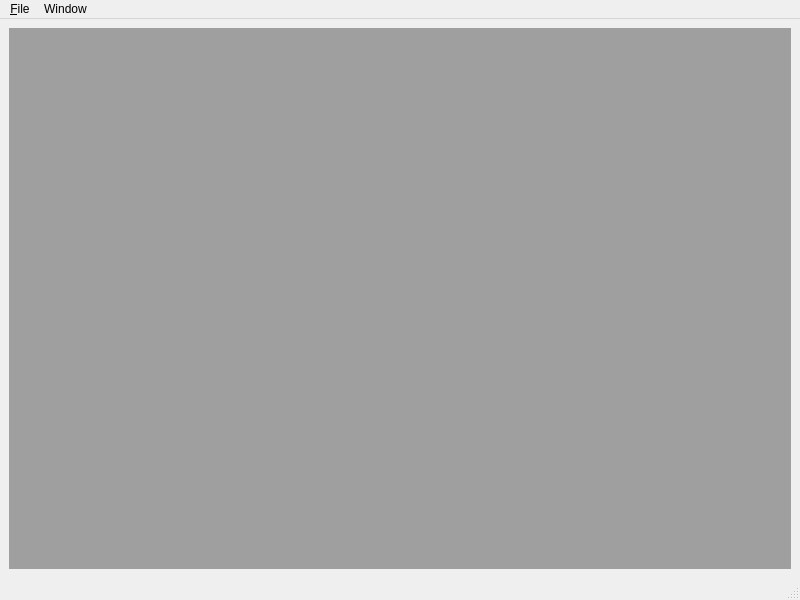
Before: the Qt Designer form mainwindow.ui in HubertD/cangaroo, drawn with Qt 5.
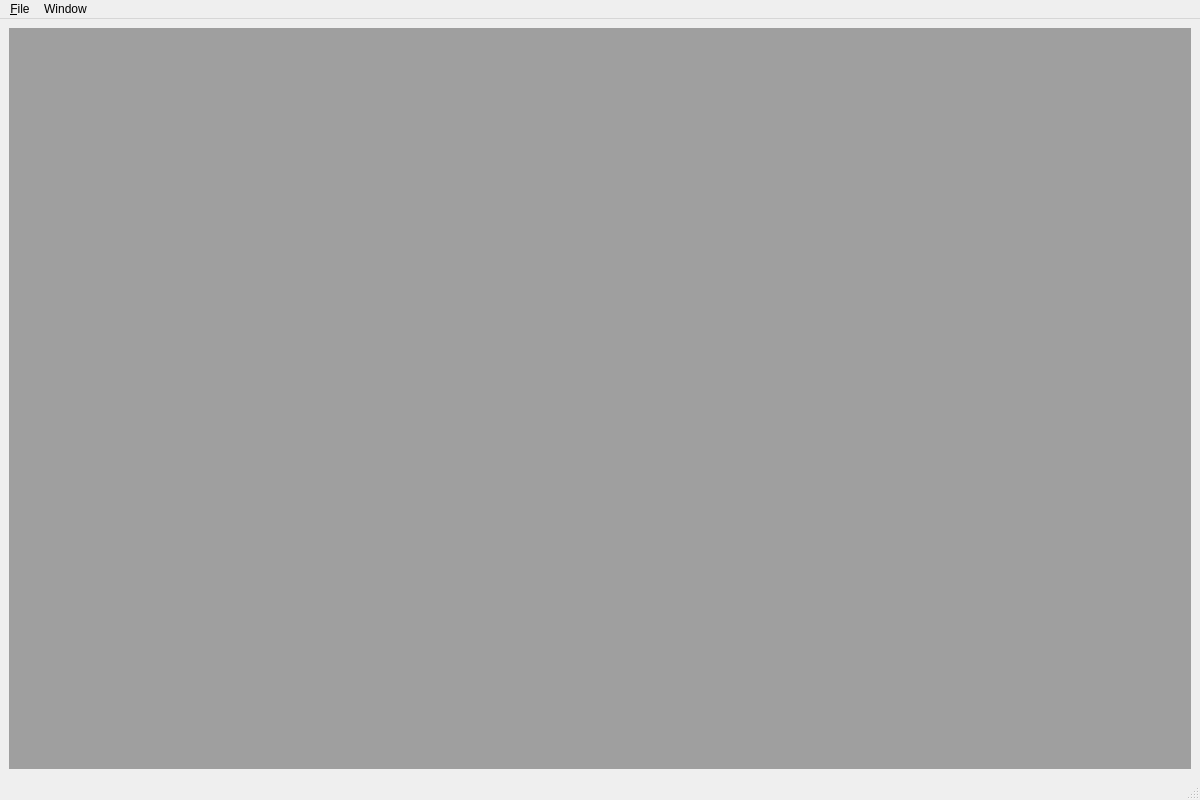
After: the same form once the commit is applied.

Commit message: initial window positions and size

Patch:
```diff
--- a/mainwindow.ui
+++ b/mainwindow.ui
@@ -6,8 +6,8 @@
    <rect>
     <x>0</x>
     <y>0</y>
-    <width>800</width>
-    <height>600</height>
+    <width>1200</width>
+    <height>800</height>
    </rect>
   </property>
   <property name="windowTitle">
@@ -31,7 +31,7 @@
     <rect>
      <x>0</x>
      <y>0</y>
-     <width>800</width>
+     <width>1200</width>
      <height>21</height>
     </rect>
    </property>
```
Left out of the diff: 2 changed lines with no effect on the pictures. The commit also changes 2 other files.
